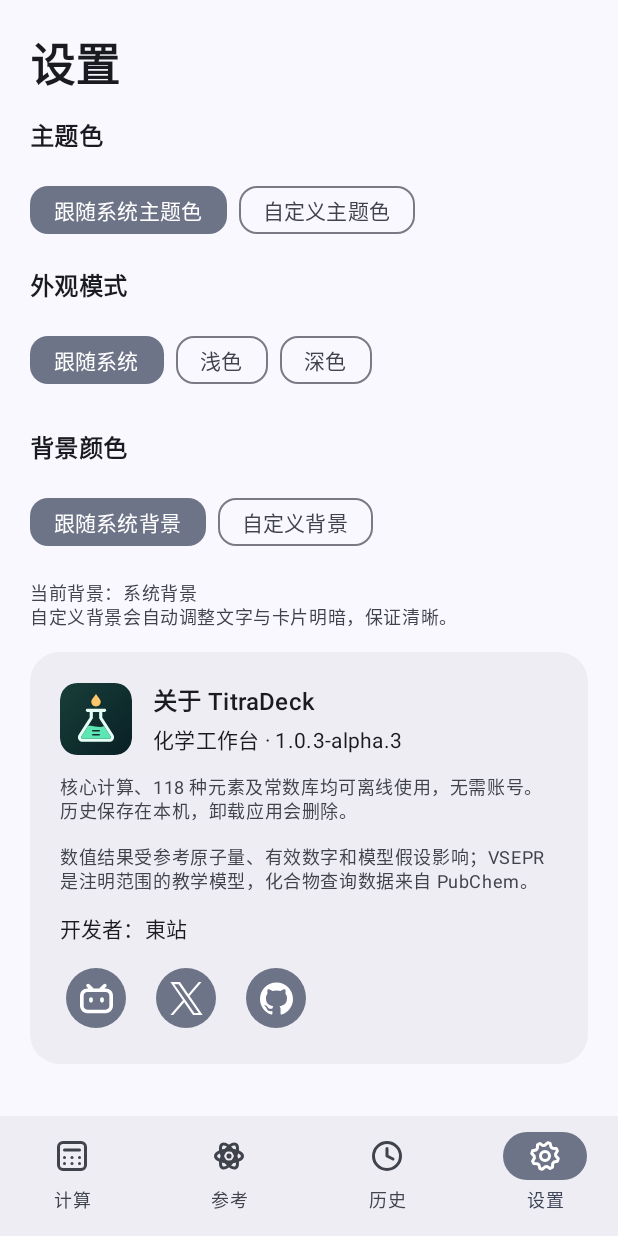
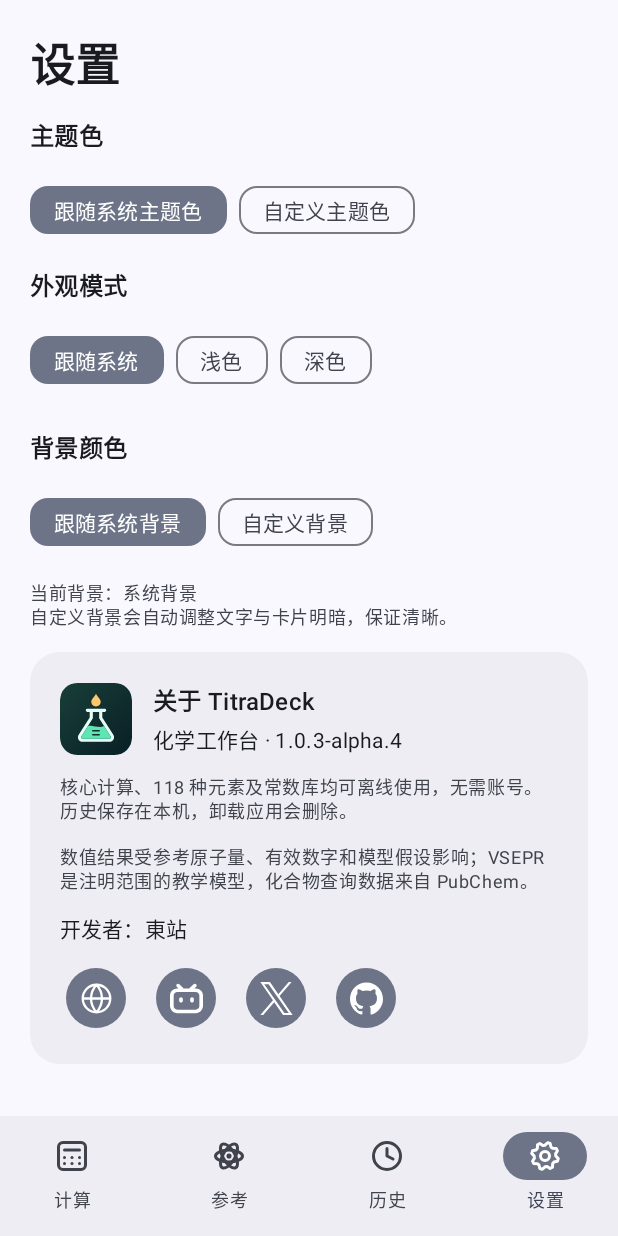
Before and after one commit to StellarTraveler5162/titradeck, an Android app built with Jetpack Compose: the screen it shows after launch (MainActivity), item 4 of the bottom bar chosen, on a phone screen of 412 x 824 dp. Run offline under Robolectric (Android 15) with nearby library versions, the phone set to English and light mode, and no system bars.

Commit message:
Update compound details and add developer website for alpha 4

```diff
--- a/app/build.gradle.kts
+++ b/app/build.gradle.kts
@@ -23,8 +23,8 @@ android {
         applicationId = "com.titradeck.app"
         minSdk = 26
         targetSdk = 36
-        versionCode = 9
-        versionName = "1.0.3-alpha.3"
+        versionCode = 10
+        versionName = "1.0.3-alpha.4"
         testInstrumentationRunner = "androidx.test.runner.AndroidJUnitRunner"
     }
 
--- a/app/src/main/java/com/titradeck/app/ui/AppearanceSettings.kt
+++ b/app/src/main/java/com/titradeck/app/ui/AppearanceSettings.kt
@@ -169,7 +169,8 @@ internal fun SettingsScreen(backgroundHex: String?, appearance: String, themeHex
                 Text("数值结果受参考原子量、有效数字和模型假设影响；VSEPR 是注明范围的教学模型，化合物查询数据来自 PubChem。",
                     style = MaterialTheme.typography.bodySmall, color = MaterialTheme.colorScheme.onSurfaceVariant)
                 Text("开发者：東站", style = MaterialTheme.typography.titleSmall)
-                Row(horizontalArrangement = Arrangement.spacedBy(12.dp)) {
+                FlowRow(horizontalArrangement = Arrangement.spacedBy(12.dp)) {
+                    SocialButton("个人网站", R.drawable.ic_social_website, "https://blog.dongzhan.ink")
                     SocialButton("Bilibili", R.drawable.ic_social_bilibili, "https://space.bilibili.com/521110373")
                     SocialButton("X", R.drawable.ic_social_x, "https://x.com/dongzhan4137")
                     SocialButton("GitHub", R.drawable.ic_social_github, "https://github.com/dongzhan4137")
--- /dev/null
+++ b/app/src/main/res/drawable/ic_social_website.xml
@@ -0,0 +1,10 @@
+<vector xmlns:android="http://schemas.android.com/apk/res/android"
+    android:width="24dp" android:height="24dp"
+    android:viewportWidth="24" android:viewportHeight="24">
+    <path android:strokeColor="#FF000000" android:strokeWidth="1.7"
+        android:strokeLineCap="round" android:strokeLineJoin="round"
+        android:pathData="M12,2 A10,10 0,1 1,12,22 A10,10 0,1 1,12,2 Z
+            M2,12 H22
+            M12,2 a15.3,15.3 0,0 1,4,10 a15.3,15.3 0,0 1,-4,10
+            a15.3,15.3 0,0 1,-4,-10 a15.3,15.3 0,0 1,4,-10 Z" />
+</vector>
```
Also changed, not shown: app/src/main/java/com/titradeck/app/ui/CompoundLookup.kt (+10 -9 lines), app/src/main/java/com/titradeck/app/ui/TitraDeckApp.kt (+27 -11 lines), 1 other file.
